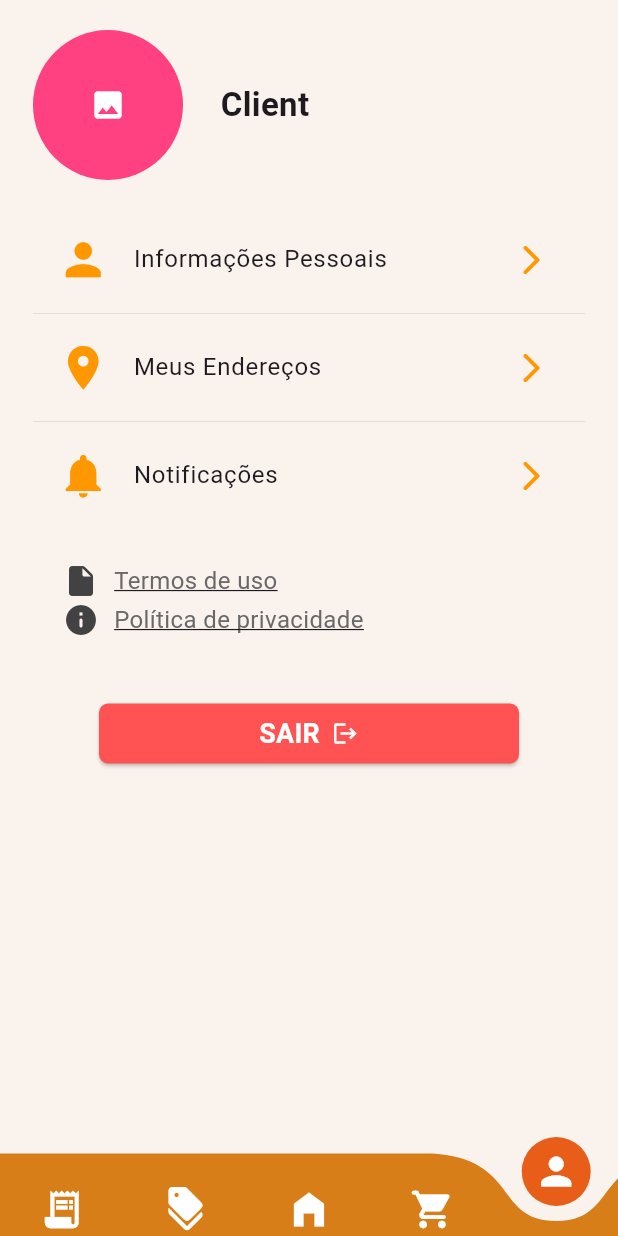
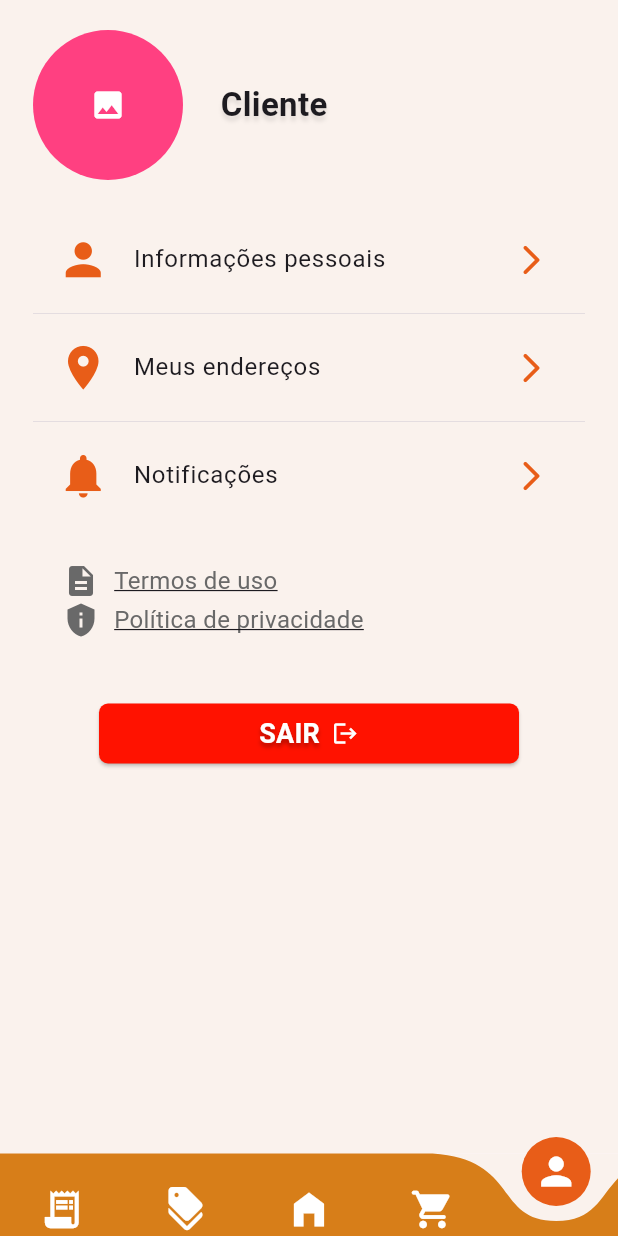
Before and after one commit to Av3z/egas_brothers_pizzaria, a Flutter app: the screen it shows once a user with an empty profile is signed in, item 5 of the bottom bar chosen, on a phone screen of 412 x 824 dp. Run offline on Flutter 3.47's test engine with Material 3 defaults, Android fonts, the phone set to English and light mode, and no system bars; drawn by our look-alikes of curved_navigation_bar; our stand-ins replace cloud_firestore, firebase_auth, firebase_core; accounts and stored records are empty; generated files the repository leaves out were written again.

Commit message:
shore: adjusted colors and icons

```diff
--- a/lib/src/pages/profile_page.dart
+++ b/lib/src/pages/profile_page.dart
@@ -17,9 +17,9 @@ class ProfilePage extends StatelessWidget {
         padding: const EdgeInsets.symmetric(horizontal: 22, vertical: 20),
         child: Column(
           children: [
-            const Row(
+            Row(
               children: [
-                CircleAvatar(
+                const CircleAvatar(
                   maxRadius: 50,
                   backgroundColor: Colors.pinkAccent,
                   child: Icon(
@@ -27,12 +27,20 @@ class ProfilePage extends StatelessWidget {
                     color: Colors.white,
                   ),
                 ),
-                SizedBox(
+                const SizedBox(
                   width: 25,
                 ),
                 Text(
-                  'Client',
-                  style: TextStyle(fontWeight: FontWeight.bold, fontSize: 22),
+                  'Cliente',
+                  style: TextStyle(
+                      fontWeight: FontWeight.bold,
+                      fontSize: 22,
+                      shadows: [
+                        Shadow(
+                            color: Colors.black.withOpacity(0.1),
+                            offset: const Offset(0, 3),
+                            blurRadius: 3)
+                      ]),
                 )
               ],
             ),
@@ -43,12 +51,12 @@ class ProfilePage extends StatelessWidget {
                 leading: Icon(
                   Icons.person,
                   size: 35,
-                  color: Colors.orange,
+                  color: Color(0xFFE85D18),
                 ),
-                title: Text('Informações Pessoais'),
+                title: Text('Informações pessoais'),
                 trailing: Icon(
                   Icons.arrow_forward_ios_rounded,
-                  color: Colors.orange,
+                  color: Color(0xFFE85D18),
                 )),
             const Divider(
               thickness: 0.3,
@@ -57,12 +65,12 @@ class ProfilePage extends StatelessWidget {
                 leading: Icon(
                   Icons.location_on,
                   size: 35,
-                  color: Colors.orange,
+                  color: Color(0xFFE85D18),
                 ),
-                title: Text('Meus Endereços'),
+                title: Text('Meus endereços'),
                 trailing: Icon(
                   Icons.arrow_forward_ios_rounded,
-                  color: Colors.orange,
+                  color: Color(0xFFE85D18),
                 )),
             const Divider(
               thickness: 0.3,
@@ -71,30 +79,30 @@ class ProfilePage extends StatelessWidget {
                 leading: Icon(
                   Icons.notifications,
                   size: 35,
-                  color: Colors.orange,
+                  color: Color(0xFFE85D18),
                 ),
                 title: Text('Notificações'),
                 trailing: Icon(
                   Icons.arrow_forward_ios_rounded,
-                  color: Colors.orange,
+                  color: Color(0xFFE85D18),
                 )),
             const SizedBox(
               height: 30,
             ),
-            Padding(
-              padding: const EdgeInsets.symmetric(horizontal: 20),
+            const Padding(
+              padding: EdgeInsets.symmetric(horizontal: 20),
               child: Column(
                 children: [
                   Row(
                     children: [
                       Icon(
-                        Icons.insert_drive_file_rounded,
-                        color: Colors.grey[800],
+                        Icons.description,
+                        color: Color(0xfF696969),
                       ),
-                      const SizedBox(
+                      SizedBox(
                         width: 10,
                       ),
-                      const Text(
+                      Text(
                         'Termos de uso',
                         style: TextStyle(
                             color: Color(0xFF696969),
@@ -103,19 +111,19 @@ class ProfilePage extends StatelessWidget {
                       )
                     ],
                   ),
-                  const SizedBox(
+                  SizedBox(
                     height: 2,
                   ),
                   Row(
                     children: [
                       Icon(
-                        Icons.info_rounded,
-                        color: Colors.grey[800],
+                        Icons.privacy_tip,
+                        color: Color(0xfF696969),
                       ),
-                      const SizedBox(
+                      SizedBox(
                         width: 10,
                       ),
-                      const Text(
+                      Text(
                         'Política de privacidade',
                         style: TextStyle(
                             color: Color(0xFF696969),
@@ -137,9 +145,9 @@ class ProfilePage extends StatelessWidget {
                     shape: MaterialStatePropertyAll(RoundedRectangleBorder(
                         borderRadius: BorderRadius.circular(6))),
                     backgroundColor:
-                        const MaterialStatePropertyAll(Colors.redAccent)),
+                        const MaterialStatePropertyAll(Color(0xFFFF1200))),
                 onPressed: onPress,
-                child: const Row(
+                child: Row(
                   mainAxisAlignment: MainAxisAlignment.center,
                   children: [
                     Text(
@@ -147,12 +155,18 @@ class ProfilePage extends StatelessWidget {
                       style: TextStyle(
                           color: Colors.white,
                           fontWeight: FontWeight.bold,
-                          fontSize: 18),
+                          fontSize: 18,
+                          shadows: [
+                            Shadow(
+                                color: Colors.black.withOpacity(0.3),
+                                offset: const Offset(0, 3),
+                                blurRadius: 3)
+                          ]),
                     ),
-                    SizedBox(
+                    const SizedBox(
                       width: 8,
                     ),
-                    Icon(
+                    const Icon(
                       Icons.logout,
                       color: Colors.white,
                     )
```
